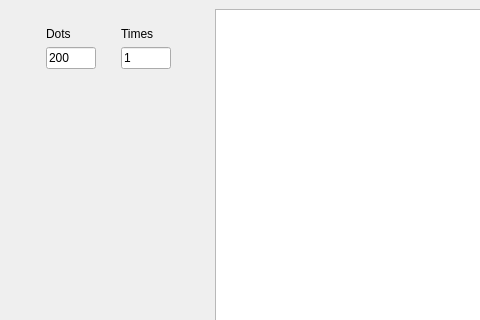
Old version of the form source/mainwindow.ui in the repository baseoleph/times_table; both pictures show x 0 to 480 and y 0 to 320 of the 800 by 600 pixel window.
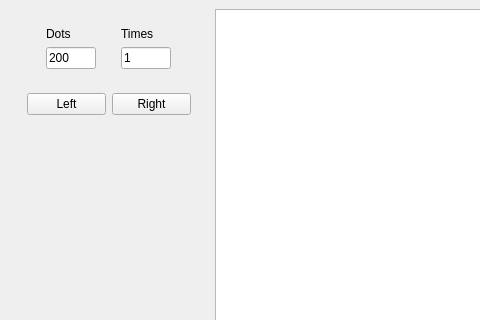
New version of the form.

Commit message: add right left buttons

Diff of the .ui file:
```diff
--- a/source/mainwindow.ui
+++ b/source/mainwindow.ui
@@ -76,6 +76,32 @@
          </layout>
         </widget>
        </item>
+       <item>
+        <widget class="QWidget" name="widget_5" native="true">
+         <property name="maximumSize">
+          <size>
+           <width>200</width>
+           <height>16777215</height>
+          </size>
+         </property>
+         <layout class="QGridLayout" name="gridLayout_2">
+          <item row="0" column="1">
+           <widget class="QPushButton" name="pushButton_right">
+            <property name="text">
+             <string>Right</string>
+            </property>
+           </widget>
+          </item>
+          <item row="0" column="0">
+           <widget class="QPushButton" name="pushButton_left">
+            <property name="text">
+             <string>Left</string>
+            </property>
+           </widget>
+          </item>
+         </layout>
+        </widget>
+       </item>
        <item>
         <spacer name="verticalSpacer">
          <property name="orientation">
```
Left out of the diff: 2 changed lines with no effect on the pictures. The commit also changes 3 other files.
